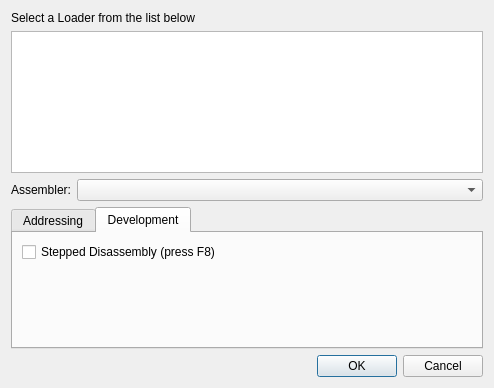
REDasmOrg/REDasm, file dialogs/loaderdialog/loaderdialog.ui: the form before one commit.
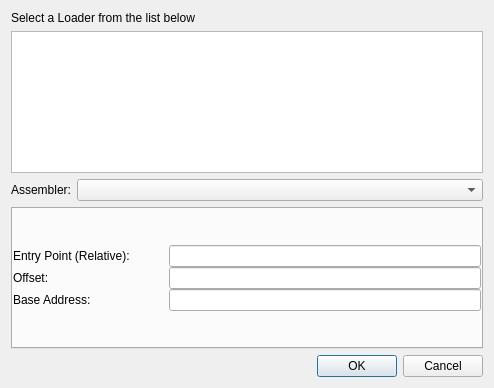
The form after the commit. The open tabs and pages were chosen to show the change.

Commit message: Dropped stepped disassembly

```diff
--- a/dialogs/loaderdialog/loaderdialog.ui
+++ b/dialogs/loaderdialog/loaderdialog.ui
@@ -56,6 +56,9 @@
      <property name="currentIndex">
       <number>0</number>
      </property>
+     <property name="tabBarAutoHide">
+      <bool>true</bool>
+     </property>
      <widget class="QWidget" name="tabAddressing">
       <property name="enabled">
        <bool>true</bool>
@@ -115,33 +118,6 @@
        </item>
       </layout>
      </widget>
-     <widget class="QWidget" name="tabDevelopment">
-      <attribute name="title">
-       <string>Development</string>
-      </attribute>
-      <layout class="QVBoxLayout" name="verticalLayout_2">
-       <item>
-        <widget class="QCheckBox" name="chbStepDisassembly">
-         <property name="text">
-          <string>Stepped Disassembly (press F8)</string>
-         </property>
-        </widget>
-       </item>
-       <item>
-        <spacer name="verticalSpacer">
-         <property name="orientation">
-          <enum>Qt::Vertical</enum>
-         </property>
-         <property name="sizeHint" stdset="0">
-          <size>
-           <width>20</width>
-           <height>40</height>
-          </size>
-         </property>
-        </spacer>
-       </item>
-      </layout>
-     </widget>
     </widget>
    </item>
    <item>
```
The commit also changes 4 other files.
